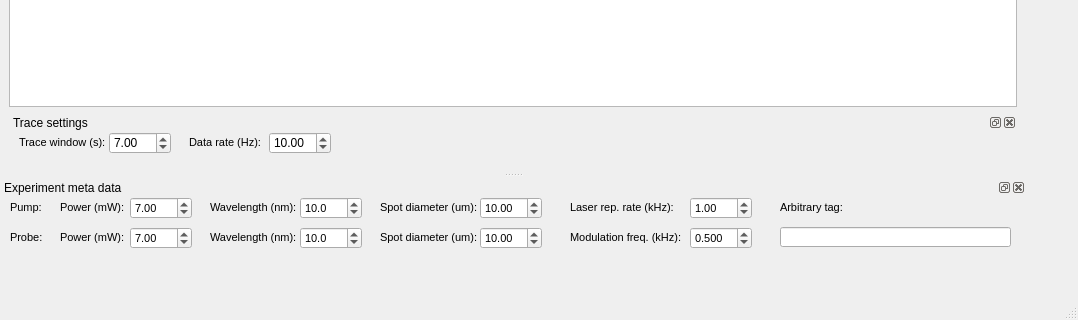
Qt form gui/lock_in_gui.ui (Elizabatat/qudiFerrolabForMe) before a commit; both pictures show x 0 to 1078 and y 740 to 1060 of the 1078 by 1060 pixel window.
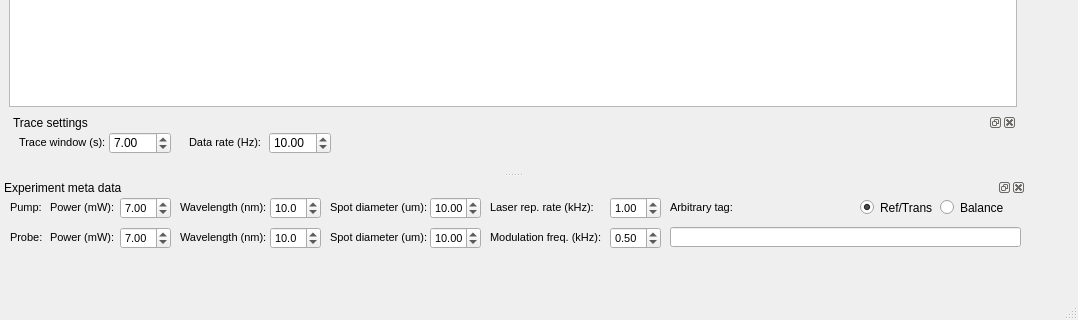
The same form after that commit. Icons and pictures are not drawn. Custom widgets are drawn as their Qt base class.

Commit message: Reflection and balance radio buttons in GUI and saved filename worin

Diff of the .ui file:
```diff
--- a/gui/lock_in_gui.ui
+++ b/gui/lock_in_gui.ui
@@ -240,7 +240,7 @@
    <property name="maximumSize">
     <size>
      <width>524287</width>
-     <height>50</height>
+     <height>120</height>
     </size>
    </property>
    <property name="windowTitle">
@@ -256,9 +256,9 @@
     <widget class="QDoubleSpinBox" name="pump_power_DoubleSpinBox">
      <property name="geometry">
       <rect>
-       <x>130</x>
+       <x>120</x>
        <y>0</y>
-       <width>62</width>
+       <width>51</width>
        <height>22</height>
       </rect>
      </property>
@@ -283,9 +283,9 @@
     <widget class="QDoubleSpinBox" name="pump_wavelength_DoubleSpinBox">
      <property name="geometry">
       <rect>
-       <x>300</x>
+       <x>270</x>
        <y>0</y>
-       <width>62</width>
+       <width>51</width>
        <height>22</height>
       </rect>
      </property>
@@ -325,7 +325,7 @@
     <widget class="QLabel" name="pump_wavelength_Label">
      <property name="geometry">
       <rect>
-       <x>210</x>
+       <x>180</x>
        <y>0</y>
        <width>91</width>
        <height>21</height>
@@ -343,7 +343,7 @@
     <widget class="QLabel" name="pump_power_Label">
      <property name="geometry">
       <rect>
-       <x>60</x>
+       <x>50</x>
        <y>0</y>
        <width>71</width>
        <height>21</height>
@@ -361,7 +361,7 @@
     <widget class="QLabel" name="pump_spot_diameter_Label">
      <property name="geometry">
       <rect>
-       <x>380</x>
+       <x>330</x>
        <y>0</y>
        <width>101</width>
        <height>21</height>
@@ -379,9 +379,9 @@
     <widget class="QDoubleSpinBox" name="pump_spot_diameter_DoubleSpinBox">
      <property name="geometry">
       <rect>
-       <x>480</x>
+       <x>430</x>
        <y>0</y>
-       <width>62</width>
+       <width>51</width>
        <height>22</height>
       </rect>
      </property>
@@ -400,7 +400,7 @@
     <widget class="QLabel" name="probe_wavelength_Label">
      <property name="geometry">
       <rect>
-       <x>210</x>
+       <x>180</x>
        <y>30</y>
        <width>91</width>
        <height>21</height>
@@ -436,9 +436,9 @@
     <widget class="QDoubleSpinBox" name="probe_spot_diameter_DoubleSpinBox">
      <property name="geometry">
       <rect>
-       <x>480</x>
+       <x>430</x>
        <y>30</y>
-       <width>62</width>
+       <width>51</width>
        <height>22</height>
       </rect>
      </property>
@@ -457,9 +457,9 @@
     <widget class="QDoubleSpinBox" name="probe_wavelength_DoubleSpinBox">
      <property name="geometry">
       <rect>
-       <x>300</x>
+       <x>270</x>
        <y>30</y>
-       <width>62</width>
+       <width>51</width>
        <height>22</height>
       </rect>
      </property>
@@ -481,7 +481,7 @@
     <widget class="QLabel" name="probe_power_Label">
      <property name="geometry">
       <rect>
-       <x>60</x>
+       <x>50</x>
        <y>30</y>
        <width>71</width>
        <height>21</height>
@@ -499,9 +499,9 @@
     <widget class="QDoubleSpinBox" name="probe_power_DoubleSpinBox">
      <property name="geometry">
       <rect>
-       <x>130</x>
+       <x>120</x>
        <y>30</y>
-       <width>62</width>
+       <width>51</width>
        <height>22</height>
       </rect>
      </property>
@@ -520,7 +520,7 @@
     <widget class="QLabel" name="probe_spot_diameter_Label">
      <property name="geometry">
       <rect>
-       <x>380</x>
+       <x>330</x>
        <y>30</y>
        <width>101</width>
        <height>21</height>
@@ -538,9 +538,9 @@
     <widget class="QLineEdit" name="arbitrary_tag_lineEdit">
      <property name="geometry">
       <rect>
-       <x>780</x>
+       <x>670</x>
        <y>30</y>
-       <width>231</width>
+       <width>351</width>
        <height>20</height>
       </rect>
      </property>
@@ -548,7 +548,7 @@
     <widget class="QLabel" name="laser_repetition_rate_Label">
      <property name="geometry">
       <rect>
-       <x>570</x>
+       <x>490</x>
        <y>0</y>
        <width>121</width>
        <height>21</height>
@@ -566,9 +566,9 @@
     <widget class="QDoubleSpinBox" name="laser_repetition_rate_DoubleSpinBox">
      <property name="geometry">
       <rect>
-       <x>690</x>
+       <x>610</x>
        <y>0</y>
-       <width>62</width>
+       <width>51</width>
        <height>22</height>
       </rect>
      </property>
@@ -587,9 +587,9 @@
     <widget class="QDoubleSpinBox" name="modulation_frequency_DoubleSpinBox">
      <property name="geometry">
       <rect>
-       <x>690</x>
+       <x>610</x>
        <y>30</y>
-       <width>62</width>
+       <width>51</width>
        <height>22</height>
       </rect>
      </property>
@@ -599,7 +599,7 @@
       </font>
      </property>
      <property name="decimals">
-      <number>3</number>
+      <number>2</number>
      </property>
      <property name="maximum">
       <double>500000.000000000000000</double>
@@ -611,7 +611,7 @@
     <widget class="QLabel" name="modulation_frequency_Label">
      <property name="geometry">
       <rect>
-       <x>570</x>
+       <x>490</x>
        <y>30</y>
        <width>121</width>
        <height>21</height>
@@ -629,7 +629,7 @@
     <widget class="QLabel" name="arbitrary_tag_Label">
      <property name="geometry">
       <rect>
-       <x>780</x>
+       <x>670</x>
        <y>0</y>
        <width>111</width>
        <height>21</height>
@@ -644,6 +644,35 @@
       <string>Arbitrary tag:</string>
      </property>
     </widget>
+    <widget class="QRadioButton" name="reflection_radioButton">
+     <property name="geometry">
+      <rect>
+       <x>860</x>
+       <y>0</y>
+       <width>82</width>
+       <height>21</height>
+      </rect>
+     </property>
+     <property name="text">
+      <string>Ref/Trans</string>
+     </property>
+     <property name="checked">
+      <bool>true</bool>
+     </property>
+    </widget>
+    <widget class="QRadioButton" name="balance_radioButton">
+     <property name="geometry">
+      <rect>
+       <x>940</x>
+       <y>0</y>
+       <width>82</width>
+       <height>21</height>
+      </rect>
+     </property>
+     <property name="text">
+      <string>Balance</string>
+     </property>
+    </widget>
    </widget>
   </widget>
   <action name="start_trace_Action">
```
Left out of the diff: 2 changed lines with no effect on the pictures. The commit also changes 4 other files.
